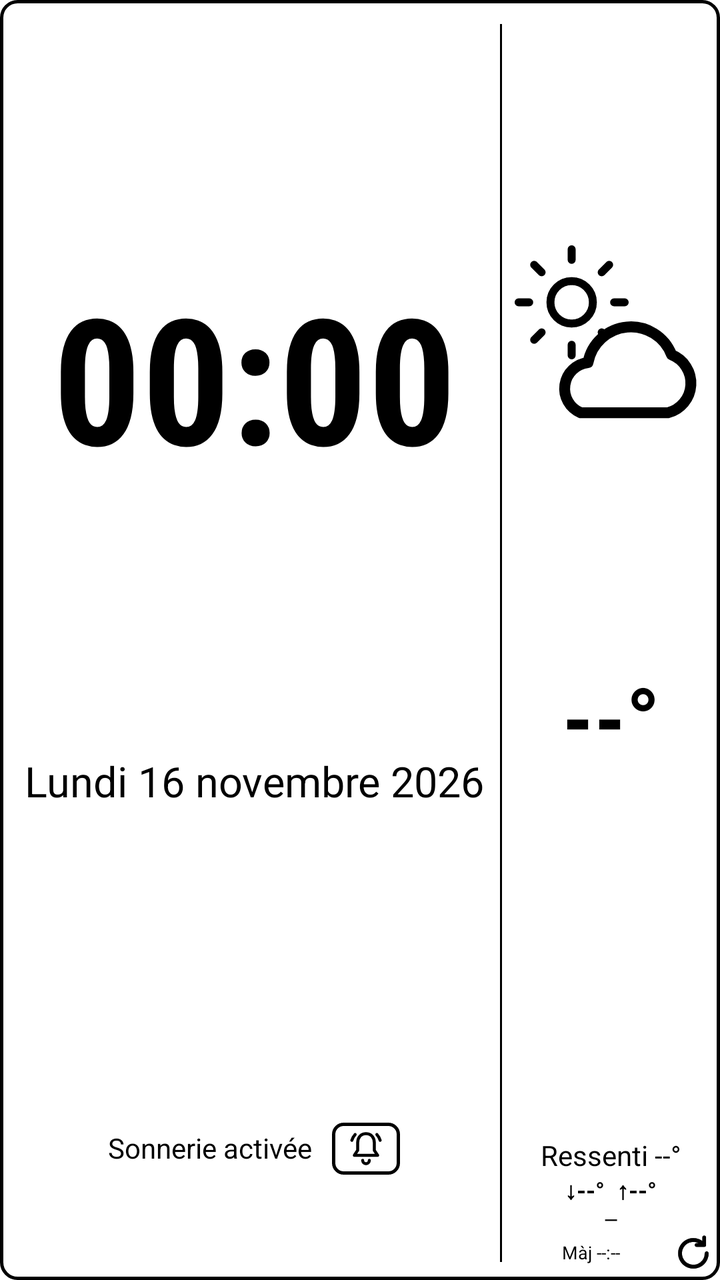
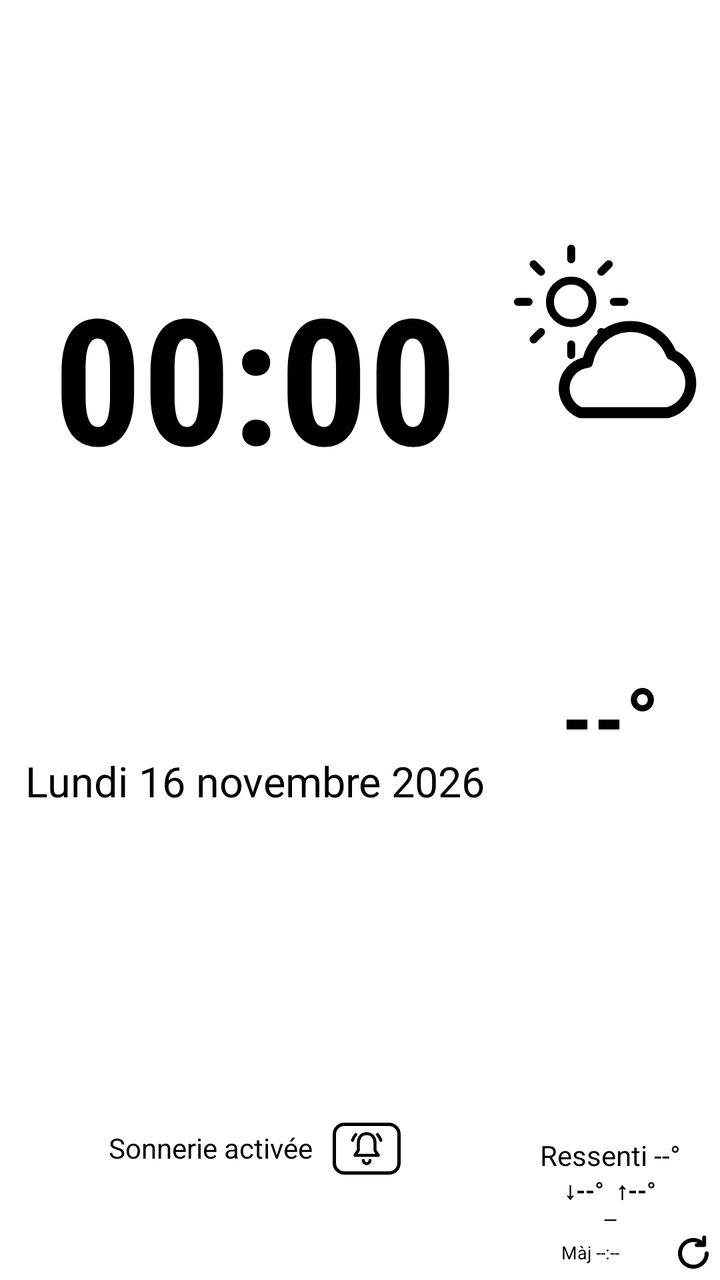

An Android layout rendered at two revisions. The XML below is the earlier revision; the diff shows what the commit changed to produce the second picture.
<!-- AndroidManifest.xml: application theme AppTheme -->
<!-- res/layout/widget_clock_weather.xml -->
<?xml version="1.0" encoding="utf-8"?>
<LinearLayout xmlns:android="http://schemas.android.com/apk/res/android"
    android:id="@+id/widget_root"
    android:layout_width="match_parent"
    android:layout_height="match_parent"
    android:background="@drawable/widget_background"
    android:orientation="horizontal"
    android:paddingStart="6dp"
    android:paddingTop="6dp"
    android:paddingEnd="3dp"
    android:paddingBottom="3dp">

    
    <LinearLayout
        android:id="@+id/clock_area"
        android:layout_width="0dp"
        android:layout_height="match_parent"
        android:layout_weight="3"
        android:orientation="vertical"
        android:paddingStart="4dp"
        android:paddingEnd="6dp">

        <TextClock
            android:id="@+id/time"
            android:layout_width="match_parent"
            android:layout_height="0dp"
            android:layout_weight="2.25"
            android:autoSizeMaxTextSize="88sp"
            android:autoSizeMinTextSize="24sp"
            android:autoSizeStepGranularity="2sp"
            android:autoSizeTextType="uniform"
            android:fontFamily="sans-serif-condensed"
            android:format12Hour="HH:mm"
            android:format24Hour="HH:mm"
            android:gravity="center"
            android:includeFontPadding="false"
            android:maxLines="1"
            android:textColor="#000000"
            android:textStyle="bold" />

        <TextView
            android:id="@+id/date"
            android:layout_width="match_parent"
            android:layout_height="0dp"
            android:layout_weight="0.8"
            android:autoSizeMaxTextSize="22sp"
            android:autoSizeMinTextSize="10sp"
            android:autoSizeStepGranularity="1sp"
            android:autoSizeTextType="uniform"
            android:gravity="center_horizontal|top"
            android:includeFontPadding="false"
            android:maxLines="1"
            android:text="Lundi 16 novembre 2026"
            android:textColor="#000000" />

        
        <LinearLayout
            android:layout_width="match_parent"
            android:layout_height="0dp"
            android:layout_weight="0.75"
            android:gravity="center"
            android:orientation="horizontal">

            <TextView
                android:id="@+id/ringer_label"
                android:layout_width="wrap_content"
                android:layout_height="wrap_content"
                android:includeFontPadding="false"
                android:maxLines="1"
                android:text="Sonnerie activée"
                android:textColor="#000000"
                android:textSize="14sp" />

            <ImageView
                android:id="@+id/ringer_button"
                android:layout_width="34dp"
                android:layout_height="26dp"
                android:layout_marginStart="10dp"
                android:background="@drawable/widget_button"
                android:padding="3dp"
                android:scaleType="fitCenter"
                android:src="@drawable/ic_ringer_normal" />
        </LinearLayout>
    </LinearLayout>

    
    <FrameLayout
        android:layout_width="1dp"
        android:layout_height="match_parent"
        android:layout_marginTop="6dp"
        android:layout_marginBottom="6dp"
        android:background="#000000" />

    
    <LinearLayout
        android:id="@+id/weather_area"
        android:layout_width="0dp"
        android:layout_height="match_parent"
        android:layout_weight="1.3"
        android:gravity="center_horizontal"
        android:orientation="vertical"
        android:paddingStart="3dp">

        
        
        <ImageView
            android:id="@+id/weather_icon"
            android:layout_width="wrap_content"
            android:layout_height="0dp"
            android:layout_gravity="center_horizontal"
            android:layout_weight="1.4"
            android:adjustViewBounds="true"
            android:scaleType="fitCenter"
            android:src="@drawable/ic_w_partly_day" />

        <TextView
            android:id="@+id/temp"
            android:layout_width="match_parent"
            android:layout_height="0dp"
            android:layout_weight="1"
            android:autoSizeMaxTextSize="44sp"
            android:autoSizeMinTextSize="16sp"
            android:autoSizeStepGranularity="1sp"
            android:autoSizeTextType="uniform"
            android:fontFamily="sans-serif-condensed"
            android:gravity="center_horizontal|top"
            android:includeFontPadding="false"
            android:maxLines="1"
            android:text="--°"
            android:textColor="#000000"
            android:textStyle="bold" />

        <TextView
            android:id="@+id/feels"
            style="@style/WidgetMediumLine"
            android:text="Ressenti --°" />

        <TextView
            android:id="@+id/minmax"
            style="@style/WidgetMediumLine"
            android:text="↓--°  ↑--°"
            android:textStyle="bold" />

        <TextView
            android:id="@+id/place"
            style="@style/WidgetSmallLine"
            android:ellipsize="end"
            android:fontFamily="sans-serif-condensed"
            android:text="—" />

        
        <LinearLayout
            android:id="@+id/refresh_row"
            android:layout_width="match_parent"
            android:layout_height="wrap_content"
            android:gravity="center_vertical|end"
            android:orientation="horizontal">

            <TextView
                android:id="@+id/updated"
                android:layout_width="0dp"
                android:layout_height="wrap_content"
                android:layout_weight="1"
                android:gravity="center"
                android:includeFontPadding="false"
                android:maxLines="1"
                android:text="Màj --:--"
                android:textColor="#000000"
                android:textSize="9sp" />

            <ImageView
                android:id="@+id/refresh_icon"
                android:layout_width="20dp"
                android:layout_height="20dp"
                android:src="@drawable/ic_refresh" />
        </LinearLayout>
    </LinearLayout>
</LinearLayout>
<!-- resources referenced by this layout -->
<resources>
  <!-- drawable ic_refresh (drawable) -->
  <?xml version="1.0" encoding="utf-8"?>
  <vector xmlns:android="http://schemas.android.com/apk/res/android"
      android:width="16dp" android:height="16dp"
      android:viewportWidth="24" android:viewportHeight="24">
      <path android:pathData="M20,12 A8,8 0 1 1 17.66,6.34" android:fillColor="#00000000" android:strokeColor="#000000"
          android:strokeWidth="2.4" android:strokeLineCap="round" android:strokeLineJoin="round" />
      <path android:pathData="M18.5,2.5 V7 H14" android:fillColor="#00000000" android:strokeColor="#000000"
          android:strokeWidth="2.4" android:strokeLineCap="round" android:strokeLineJoin="round" />
  </vector>
  <!-- drawable ic_ringer_normal (drawable) -->
  <?xml version="1.0" encoding="utf-8"?>
  <vector xmlns:android="http://schemas.android.com/apk/res/android"
      android:width="24dp" android:height="24dp"
      android:viewportWidth="24" android:viewportHeight="24">
      <path android:pathData="M12,3 C8.7,3 7,5.5 7,8.5 V13 L5,16 H19 L17,13 V8.5 C17,5.5 15.3,3 12,3 Z M10,19 A2,2 0 0 0 14,19" android:fillColor="#00000000" android:strokeColor="#000000"
          android:strokeWidth="1.8" android:strokeLineCap="round" android:strokeLineJoin="round" />
      <path android:pathData="M3.5,7 A9,9 0 0 1 5.5,3.5 M20.5,7 A9,9 0 0 0 18.5,3.5" android:fillColor="#00000000" android:strokeColor="#000000"
          android:strokeWidth="1.8" android:strokeLineCap="round" android:strokeLineJoin="round" />
  </vector>
  <!-- drawable widget_background (drawable) -->
  <?xml version="1.0" encoding="utf-8"?>
  <shape xmlns:android="http://schemas.android.com/apk/res/android" android:shape="rectangle">
      <solid android:color="#FFFFFF" />
      <stroke android:width="1.5dp" android:color="#000000" />
      <corners android:radius="8dp" />
  </shape>
  <!-- drawable widget_button (drawable) -->
  <?xml version="1.0" encoding="utf-8"?>
  <shape xmlns:android="http://schemas.android.com/apk/res/android" android:shape="rectangle">
      <solid android:color="#FFFFFF" />
      <stroke android:width="1.5dp" android:color="#000000" />
      <corners android:radius="5dp" />
  </shape>
  <style name="WidgetMediumLine">
          <item name="android:layout_width">match_parent</item>
          <item name="android:layout_height">17dp</item>
          <item name="android:gravity">center</item>
          <item name="android:includeFontPadding">false</item>
          <item name="android:maxLines">1</item>
          <item name="android:textColor">#000000</item>
          <item name="android:autoSizeTextType">uniform</item>
          <item name="android:autoSizeMinTextSize">9sp</item>
          <item name="android:autoSizeMaxTextSize">15sp</item>
          <item name="android:autoSizeStepGranularity">1sp</item>
      </style>
  <style name="WidgetSmallLine">
          <item name="android:layout_width">match_parent</item>
          
          <item name="android:layout_height">wrap_content</item>
          <item name="android:gravity">center</item>
          <item name="android:includeFontPadding">false</item>
          <item name="android:lineSpacingMultiplier">0.9</item>
          <item name="android:maxLines">1</item>
          <item name="android:ellipsize">end</item>
          <item name="android:textColor">#000000</item>
          <item name="android:textSize">11sp</item>
      </style>
  <style name="AppTheme" parent="android:Theme.Material.Light.NoActionBar">
          <item name="android:windowBackground">@android:color/white</item>
          <item name="android:colorPrimary">#000000</item>
          <item name="android:colorPrimaryDark">#000000</item>
          <item name="android:colorAccent">#000000</item>
          <item name="android:statusBarColor">#FFFFFF</item>
          <item name="android:windowLightStatusBar">true</item>
          <item name="android:textColorPrimary">#000000</item>
          <item name="android:textColorSecondary">#000000</item>
      </style>
  <!-- unchanged entries left out for length: 1 -->
</resources>

<!-- the commit's change to res/layout/widget_clock_weather.xml (unified diff, before → after) -->
@@ -84,14 +84,6 @@
     </LinearLayout>
 
     
-    <FrameLayout
-        android:layout_width="1dp"
-        android:layout_height="match_parent"
-        android:layout_marginTop="6dp"
-        android:layout_marginBottom="6dp"
-        android:background="#000000" />
-
-    
     <LinearLayout
         android:id="@+id/weather_area"
         android:layout_width="0dp"
<!-- resource entries referenced after the edit -->
@@ -24,7 +24,6 @@
   <?xml version="1.0" encoding="utf-8"?>
   <shape xmlns:android="http://schemas.android.com/apk/res/android" android:shape="rectangle">
       <solid android:color="#FFFFFF" />
-      <stroke android:width="1.5dp" android:color="#000000" />
       <corners android:radius="8dp" />
   </shape>
   <!-- drawable widget_button (drawable) -->
